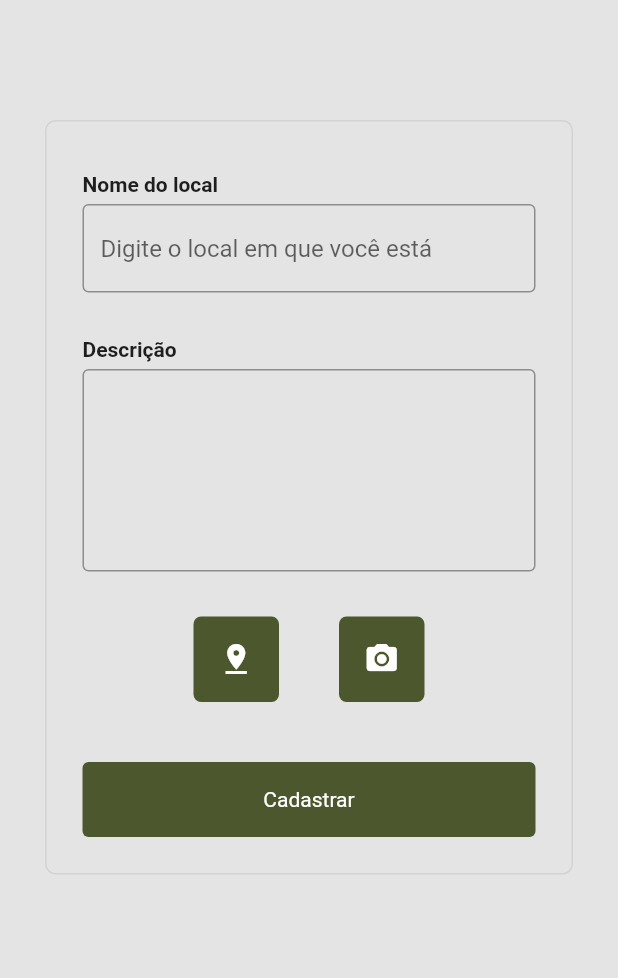
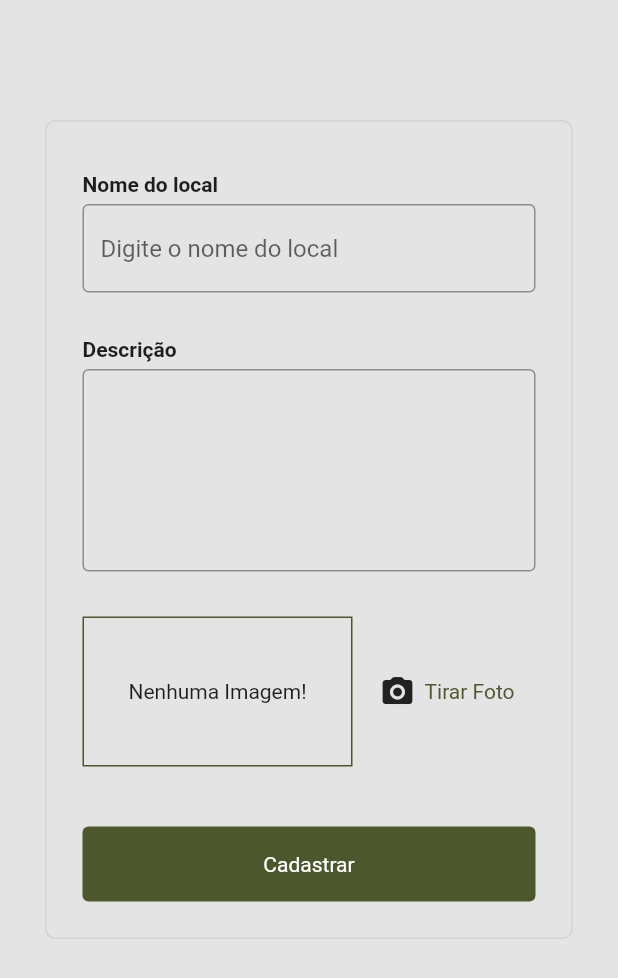
Before and after one commit to valentinaslacerda/explore, a Flutter app: the Register screen opened by its route, on a phone screen of 412 x 824 dp. Shown: the top 978 px of the screen. Run offline on Flutter 3.47's test engine with Material 2 defaults, Android fonts, the phone set to English and light mode, and no system bars; our stand-ins replace get, image_picker, shared_preferences; missing offline and left inert: dart:ffi, validatorless; accounts and stored records are empty.

Commit message:
add custom cards

```diff
--- a/lib/controllers/controller_login.dart
+++ b/lib/controllers/controller_login.dart
@@ -25,7 +25,7 @@ class ControllerLogin extends GetxController{
     onInit(){
       super.onInit();
 
-    };
+    }
     update();
   }
 
--- a/lib/models/lugar.dart
+++ b/lib/models/lugar.dart
@@ -1,6 +1,5 @@
 import 'dart:ffi';
 import 'dart:io';
-
 import 'package:flutter/material.dart';
 
 class Localization {
@@ -18,14 +17,26 @@ class Place {
   String? name;
   String? description;
   // Localization? locale;
-  // File? image;
+  File? image;
   // Float? rating;
 
   Place(
       {@required this.name,
       @required this.description,
       // @required this.locale,
-      // @required this.image,
+      @required this.image,
       // @required this.rating
       });
+
+  Place.fromJson(Map<String, dynamic> json)
+  : name = json['name'],
+  description = json['description'];
+
+
+  Map<String, dynamic> toJson(){
+    return{
+      'name': name,
+      'description': description
+    };
+  }
 }
--- a/lib/view/pages/register.dart
+++ b/lib/view/pages/register.dart
@@ -1,16 +1,47 @@
-import 'package:explore/controllers/controller_register.dart';
+import 'dart:io';
+
+import 'package:explore/providers/places.dart';
 import 'package:explore/view/colors.dart';
+import 'package:explore/view/widgets/image_input.dart';
 import 'package:flutter/material.dart';
-import 'package:get/get.dart';
+import 'package:image_picker/image_picker.dart';
+import 'package:provider/provider.dart';
+import 'package:validatorless/validatorless.dart';
 
-class Register extends StatelessWidget {
-  const Register({super.key});
+
+class Register extends StatefulWidget {
+  Register({super.key});
+
+  @override
+  State<Register> createState() => _RegisterState();
+}
+
+class _RegisterState extends State<Register> {
+
+  //VARIÁVEIS
+  final TextEditingController controllerName = TextEditingController();
+  final TextEditingController controllerDesc = TextEditingController();
+  File? pickedImage;
+
+
+  //MÉTODOS
+  void selectImage(File image){
+    pickedImage = image;
+  }
+  void addLugar(){
+    if(controllerName.text.isEmpty || pickedImage == null){
+      return;
+    }
+    Provider.of<MyPlaces>(context, listen: false).addPlace(
+      controllerName.text, controllerDesc.text, pickedImage!
+    );
+    //Navigator.pushNamed(context, '/home');
+  }
+
+
 
   @override
   Widget build(BuildContext context) {
-    return GetBuilder<ControllerRegister>(
-      init: ControllerRegister(),
-      builder: (r) {
         return Scaffold(
         backgroundColor: const Color(0xffe4e4e4),
         body: SafeArea(
@@ -29,7 +60,8 @@ class Register extends StatelessWidget {
                       borderRadius: BorderRadius.circular(7),
                     ),
                     padding: const EdgeInsets.all(24),
-                    child: Column(children: [
+                    child: Column(
+                      children: [
                       const SizedBox(height: 10),
                       const Align(
                         alignment: Alignment.topLeft,
@@ -44,9 +76,12 @@ class Register extends StatelessWidget {
                       TextFormField(
                         cursorColor: green,
                         decoration: const InputDecoration(
-                            prefixIconColor: green,
-                            border: OutlineInputBorder(),
-                            hintText: "Digite o local em que você está"),
+                          prefixIconColor: green,
+                          border: OutlineInputBorder(),
+                          hintText: "Digite o nome do local"
+                        ),
+                        controller: controllerName,
+                        validator: Validatorless.required("O nome é obrigatório"),
                       ),
                       const SizedBox(height: 30),
                       const Align(
@@ -60,8 +95,7 @@ class Register extends StatelessWidget {
                       ),
                       const SizedBox(height: 5),
                       TextFormField(
-                        textAlign: TextAlign
-                            .left, // Define o alinhamento horizontal para a esquerda
+                        textAlign: TextAlign.left,
                         textAlignVertical: TextAlignVertical.top,
                         cursorColor: green,
                         maxLines: 5,
@@ -73,55 +107,60 @@ class Register extends StatelessWidget {
                           ),
 
                         ),
+                        controller: controllerDesc,
+                        validator: Validatorless.required("A descrição é obrigatória"),
                       ),
                       const SizedBox(height: 30),
-                      Row(
-                        mainAxisAlignment: MainAxisAlignment.center,
-                        mainAxisSize: MainAxisSize.min,
-                        children: [
-                          Container(
-                            width: 57.0,
-                            height: 57.0,
-                            decoration: BoxDecoration(
-                              borderRadius: BorderRadius.circular(5),
-                              color: green,
-                            ),
-                            child: IconButton(
-                              onPressed: () {},
-                              icon: Icon(
-                                Icons.pin_drop,
-                                color: Color(0xffffffff),
-                              ),
-                            ),
-                          ),
-                          const SizedBox(width: 40),
-                          Container(
-                            width: 57.0,
-                            height: 57.0,
-                            decoration: BoxDecoration(
-                              borderRadius: BorderRadius.circular(5),
-                              color: green,
-                            ),
-                            child: IconButton(
-                              onPressed: () {
-                                r.tirarFoto();
-                              },
-                              icon: Icon(
-                                Icons.camera_alt,
-                                color: Color(0xffffffff),
-                              ),
-                            ),
-                          ),
-                        ],
-                      ),
+                      ImageInput(onSelectImage: selectImage,),
+                      // Row(
+                      //   mainAxisAlignment: MainAxisAlignment.center,
+                      //   mainAxisSize: MainAxisSize.min,
+                      //   children: [
+                      //     Container(
+                      //       width: 57.0,
+                      //       height: 57.0,
+                      //       decoration: BoxDecoration(
+                      //         borderRadius: BorderRadius.circular(5),
+                      //         color: green,
+                      //       ),
+                      //       child: IconButton(
+                      //         onPressed: () {},
+                      //         icon: const Icon(
+                      //           Icons.pin_drop,
+                      //           color: Color(0xffffffff),
+                      //         ),
+                      //       ),
+                      //     ),
+                      //     const SizedBox(width: 40),
+                      //     Container(
+                      //       width: 57.0,
+                      //       height: 57.0,
+                      //       decoration: BoxDecoration(
+                      //         borderRadius: BorderRadius.circular(5),
+                      //         color: green,
+                      //       ),
+                      //       child: IconButton(
+                      //         onPressed: () {
+                      //           //r.tirarFoto();
+                      //         },
+                      //         icon: const Icon(
+                      //           Icons.camera_alt,
+                      //           color: Color(0xffffffff),
+                      //         ),
+                      //       ),
+                      //     ),
+                      //   ],
+                      // ),
                       const SizedBox(height: 40),
                       TextButton(
                         onPressed: () {
+                          addLugar();
 
                         },
                         style: TextButton.styleFrom(
-                            backgroundColor: green,
-                            minimumSize: const Size(double.infinity, 50)),
+                          backgroundColor: green,
+                          minimumSize: const Size(double.infinity, 50)
+                        ),
                         child: const Text(
                           'Cadastrar',
                           style: TextStyle(
@@ -137,8 +176,5 @@ class Register extends StatelessWidget {
           ),
         ),
       );
-      },
-
-    );
-  }
+      }
 }
--- a/lib/view/pages/view_home.dart
+++ b/lib/view/pages/view_home.dart
@@ -6,12 +6,12 @@ import 'package:flutter/material.dart';
 class ViewHome extends StatelessWidget {
   ViewHome({super.key});
 
-  List<Widget> listTabs = [
-    Tab(
+  final List<Widget> listTabs = [
+    const Tab(
       icon: Icon(Icons.home),
       text: 'Home',
     ),
-    Tab(
+    const Tab(
       icon: Icon(Icons.pin_drop),
       text: 'Register',
     )
--- a/lib/view/widgets/card_local.dart
+++ b/lib/view/widgets/card_local.dart
@@ -21,13 +21,13 @@ class CardLugar extends StatelessWidget {
             Container(
               height: 171,
               width: 162,
-              decoration: const BoxDecoration(
-                borderRadius: BorderRadius.only(
+              decoration:  BoxDecoration(
+                borderRadius: const BorderRadius.only(
                   topLeft: Radius.circular(10),
                   topRight: Radius.circular(10),
                 ),
                 image: DecorationImage(
-                  image: AssetImage('assets/images/fundo.jpg'),
+                  image: FileImage(place.image!),
                   fit: BoxFit.cover,
                 ),
               ),
--- a/lib/view/widgets/image_input.dart
+++ b/lib/view/widgets/image_input.dart
@@ -1,15 +1,40 @@
 import 'dart:io';
 
+import 'package:explore/view/colors.dart';
 import 'package:flutter/material.dart';
+import 'package:image_picker/image_picker.dart';
+import 'package:path/path.dart' as path;
+import 'package:path_provider/path_provider.dart' as syspath;
 
 class ImageInput extends StatefulWidget {
-  const ImageInput({super.key});
+  ImageInput({super.key, required this.onSelectImage});
+
+  final Function onSelectImage;
 
   @override
   State<ImageInput> createState() => _ImageInputState();
 }
 
 class _ImageInputState extends State<ImageInput> {
+
+  File? img;
+
+  tirarFoto() async {
+    final ImagePicker picker = ImagePicker();
+    XFile imageFile = await picker.pickImage(
+      source: ImageSource.camera,
+      maxWidth: 600,
+    ) as XFile;
+
+    setState(() {
+      img = File(imageFile.path);
+    });
+
+    final appDir = await syspath.getApplicationDocumentsDirectory();
+    String fileName = path.basename(img!.path);
+    final savedImg = await img!.copy('${appDir.path}/${fileName}');
+    widget.onSelectImage(savedImg);
+  }
 
   @override
   Widget build(BuildContext context) {
@@ -19,6 +44,28 @@ class _ImageInputState extends State<ImageInput> {
           width: 180,
           height: 100,
           decoration: BoxDecoration(
+            border: Border.all(width: 1, color: green),
+          ),
+          alignment: Alignment.center,
+          child: img != null ? Image.file(
+            img!,
+            width: double.infinity,
+            fit: BoxFit.cover,
+          ): const Text('Nenhuma Imagem!'),
+        ),
+        const SizedBox(width: 10,),
+        Expanded(
+          child: IconButton(
+            onPressed: () {
+              tirarFoto();
+            },
+            icon: const Row(
+              children: [
+                Icon(Icons.camera_alt_rounded, color: gray,),
+                SizedBox(width: 6,),
+                Text('Tirar Foto', style: TextStyle(color: green),)
+              ],
+            ),
 
           ),
         )
--- a/pubspec.yaml
+++ b/pubspec.yaml
@@ -35,6 +35,8 @@ dependencies:
   image_picker: ^1.0.4
   path_provider: ^2.1.1
   shared_preferences: ^2.2.1
+  path: ^1.8.3
+  provider: ^6.0.5
 
   # The following adds the Cupertino Icons font to your application.
   # Use with the CupertinoIcons class for iOS style icons.
```
Also changed, not shown: lib/controllers/controller_home.dart (+71 -0 lines), lib/controllers/controller_register.dart (+11 -12 lines), lib/main.dart (+7 -2 lines), lib/providers/places.dart (added, +34 -0 lines), lib/view/pages/home.dart (+43 -21 lines), lib/view/pages/login.dart (+7 -10 lines), pubspec.lock.
